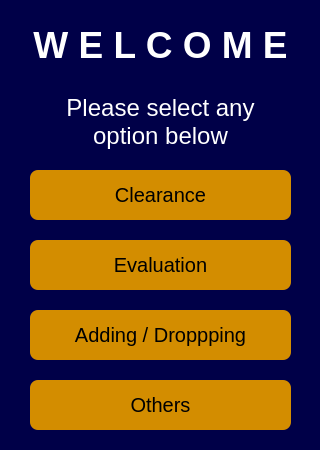
jsuci/que-system, file usermainwindow.ui: the form before one commit.
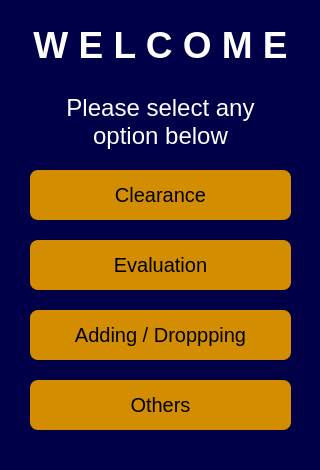
The form after the commit.

Commit message: start up scripts, caller window ui, caller methods and functions not done yet

Diff of the .ui file:
```diff
--- a/usermainwindow.ui
+++ b/usermainwindow.ui
@@ -7,19 +7,19 @@
     <x>0</x>
     <y>0</y>
     <width>320</width>
-    <height>450</height>
+    <height>470</height>
    </rect>
   </property>
   <property name="minimumSize">
    <size>
     <width>320</width>
-    <height>450</height>
+    <height>470</height>
    </size>
   </property>
   <property name="maximumSize">
    <size>
     <width>320</width>
-    <height>450</height>
+    <height>470</height>
    </size>
   </property>
   <property name="acceptDrops">
```
The commit also changes 7 other files.
